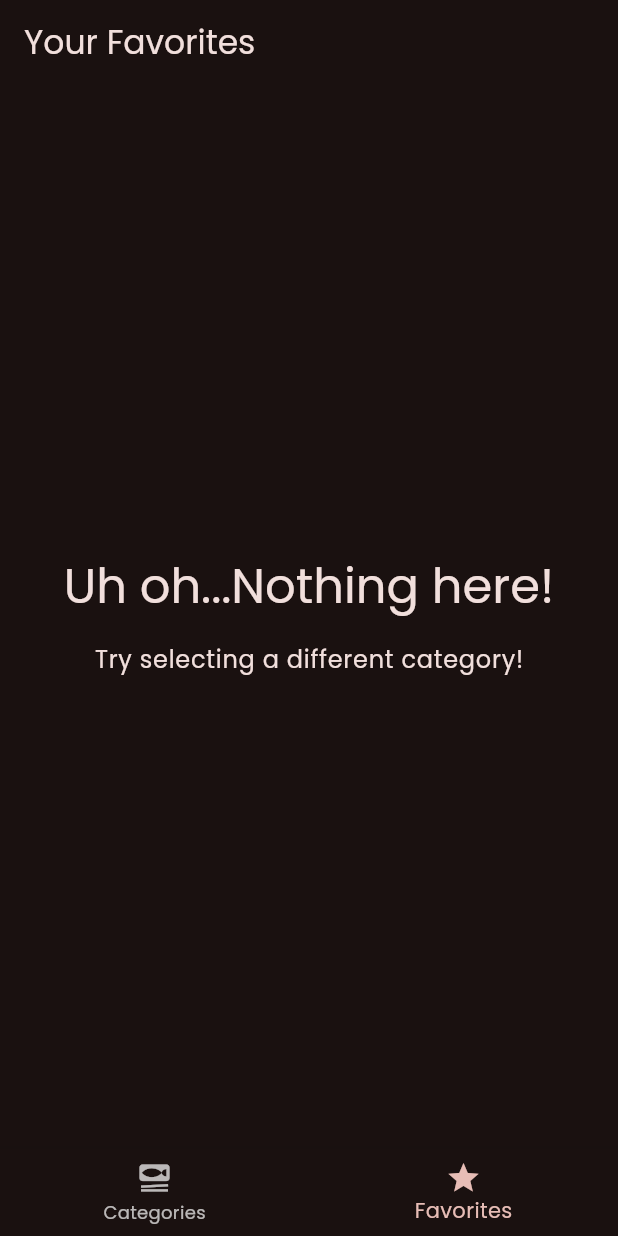
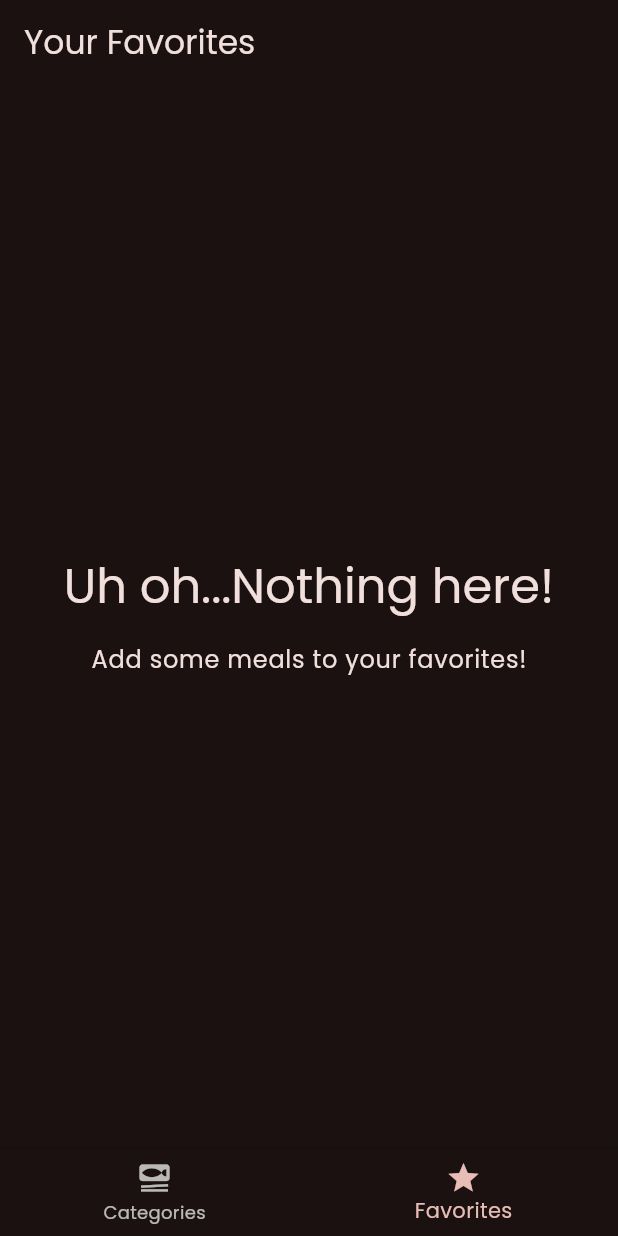
Before and after one commit to alph-a07/flutter-meals, a Flutter app: the screen it shows after launch, item 2 of the bottom bar chosen, on a phone screen of 412 x 824 dp. Run offline on Flutter 3.47's test engine with Material 3 defaults, Android fonts, the phone set to English and light mode, and no system bars; our stand-ins replace google_fonts, transparent_image.

Commit message:
Fix fallback text in favorites screen

```diff
--- a/lib/screens/meals.dart
+++ b/lib/screens/meals.dart
@@ -47,7 +47,9 @@ class MealsScreen extends StatelessWidget {
             ),
             const SizedBox(height: 16),
             Text(
-              'Try selecting a different category!',
+              title == null
+                  ? 'Add some meals to your favorites!'
+                  : 'Try selecting a different category!',
               style: Theme.of(context).textTheme.bodyLarge!.copyWith(
                     color: Theme.of(context).colorScheme.onSurface,
                   ),
```
